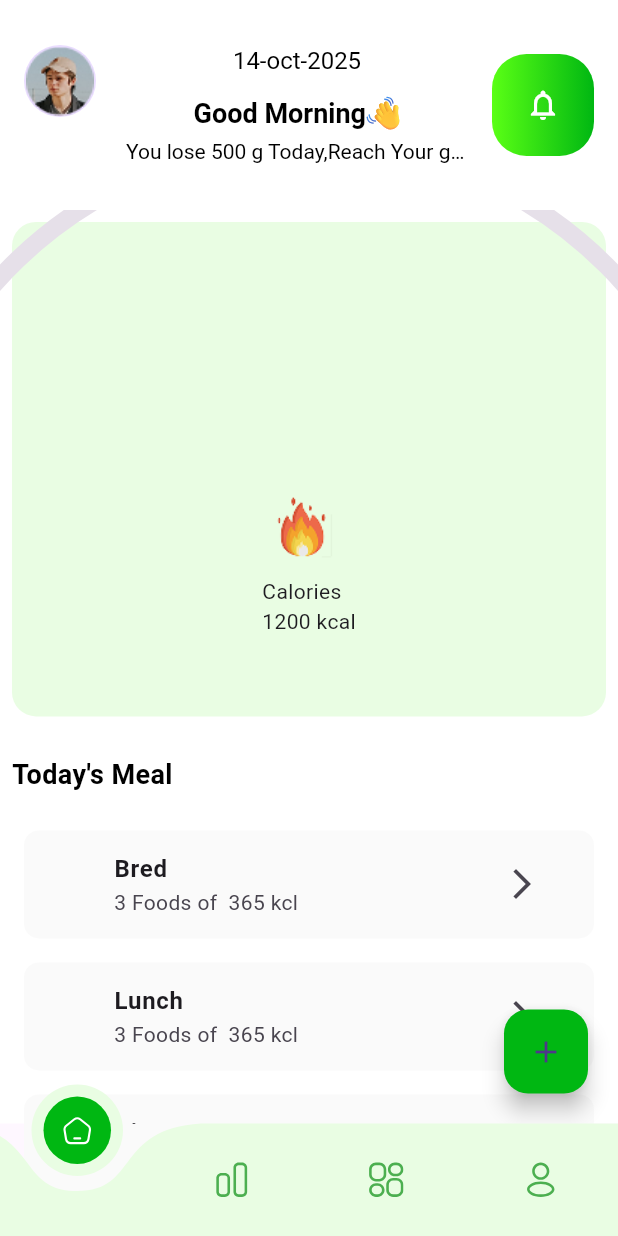
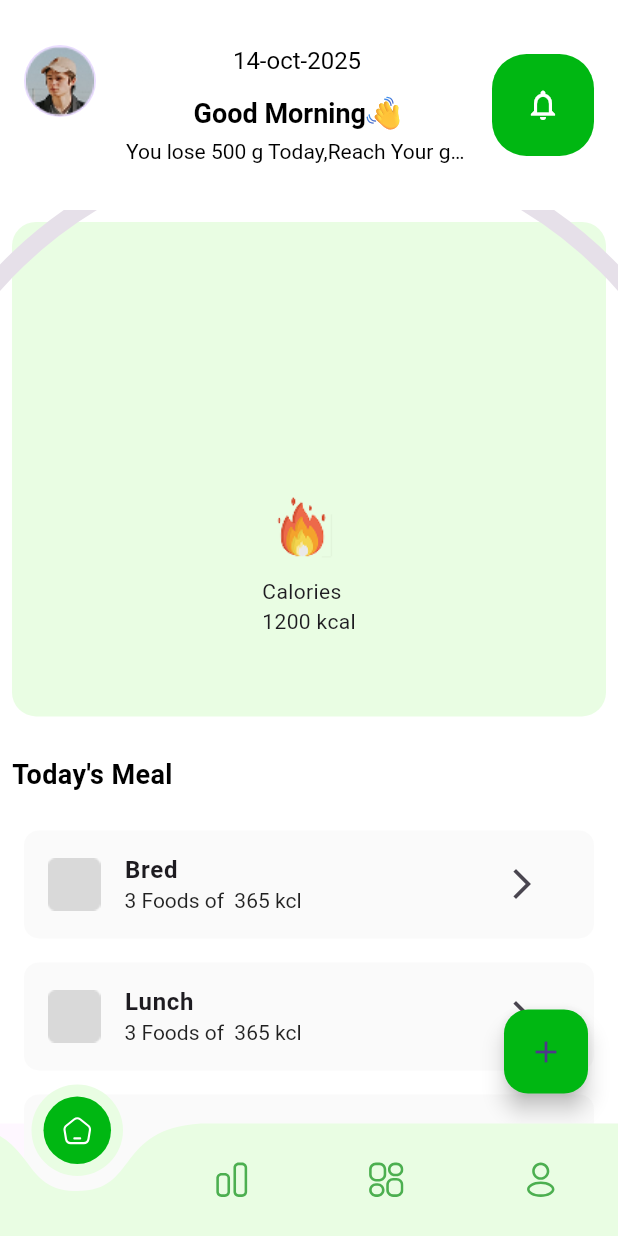
Before and after one commit to KashanMuhammad/FitLife, a Flutter app: the MainScreen screen opened directly, on a phone screen of 412 x 824 dp. Run offline on Flutter 3.47's test engine with Material 3 defaults, Android fonts, the phone set to English and light mode, and no system bars; drawn by our look-alikes of curved_navigation_bar, syncfusion_flutter_gauges; our stand-ins replace firebase_core, flutter_svg; accounts and stored records are empty.

Commit message:
final touch to the static UI of home screen

```diff
--- a/fitlife_app/lib/custom widgets/custom_list_tile.dart
+++ b/fitlife_app/lib/custom widgets/custom_list_tile.dart
@@ -1,7 +1,7 @@
 import 'package:flutter/material.dart';
 
 class CustomListTile extends StatelessWidget {
-  final IconData? leadingIcon;
+  final Widget? leading;
   final String? title;
   final String? subtitle;
   final VoidCallback? onTap;
@@ -11,31 +11,91 @@ class CustomListTile extends StatelessWidget {
 
   const CustomListTile({
     super.key,
-    this.leadingIcon,
-     this.title,
-     this.subtitle,
-     this.onTap,
+    this.leading,
+    this.title,
+    this.subtitle,
+    this.onTap,
     this.iconColor,
-     this.tileColor,
+    this.tileColor,
     this.trailing,
   });
 
   @override
   Widget build(BuildContext context) {
+    // Default subtitle style
+    final defaultStyle = TextStyle(fontSize: 14, color: Colors.black87);
+
+    // Red style
+    final redStyle = TextStyle(fontSize: 14, color: Colors.red);
+
+    // Blue style
+    final blueStyle = TextStyle(fontSize: 14, color: Colors.blue);
+
+    List<TextSpan> parseSubtitle(String text) {
+      List<TextSpan> spans = [];
+
+      // Use regex to match kcl and mins separately
+      final regex = RegExp(r'(-?\d+\s?kcl)|(\d+\s?mins)|(\d+\s?hrs)', caseSensitive: false);
+      final matches = regex.allMatches(text);
+
+      int currentIndex = 0;
+
+      for (final match in matches) {
+        if (match.start > currentIndex) {
+          spans.add(TextSpan(
+            text: text.substring(currentIndex, match.start),
+            style: defaultStyle,
+          ));
+        }
+
+        final matchedText = text.substring(match.start, match.end);
+        TextStyle matchStyle = defaultStyle;
+
+        if (matchedText.contains('-') || matchedText.contains('hrs')) {
+          matchStyle = redStyle;
+        } else if (matchedText.contains('mins')) {
+          matchStyle = blueStyle;
+        }
+
+        spans.add(TextSpan(
+          text: matchedText,
+          style: matchStyle,
+        ));
+
+        currentIndex = match.end;
+      }
+
+      // Add remaining text
+      if (currentIndex < text.length) {
+        spans.add(TextSpan(
+          text: text.substring(currentIndex),
+          style: defaultStyle,
+        ));
+      }
+
+      return spans;
+    }
+
     return Padding(
       padding: const EdgeInsets.all(8.0),
       child: Container(
         decoration: BoxDecoration(
           borderRadius: BorderRadius.circular(10),
-          color: tileColor
+          color: tileColor,
         ),
         child: ListTile(
-          leading: Icon(leadingIcon, color: iconColor, size: 28),
+          leading: leading,
           title: Text(
             title ?? '',
-            style: TextStyle(fontWeight: FontWeight.bold, fontSize: 16),
+            style: const TextStyle(fontWeight: FontWeight.bold, fontSize: 16),
           ),
-          subtitle: Text(subtitle ?? '', style: TextStyle(fontSize: 14)),
+          subtitle: subtitle != null
+              ? RichText(
+            text: TextSpan(
+              children: parseSubtitle(subtitle!),
+            ),
+          )
+              : null,
           trailing: trailing,
           tileColor: tileColor,
           onTap: onTap,
--- a/fitlife_app/lib/home_screen.dart
+++ b/fitlife_app/lib/home_screen.dart
@@ -106,6 +106,7 @@ class _HomeTabContentState extends State<HomeScreen> {
                   itemBuilder: (context, index) {
                     return CustomListTile(
                       title: todaysMeal[index],
+                      leading: Image.asset("assets/images/rectangle.png"),
                       subtitle: "3 Foods of  365 kcl",
                       onTap: () {},
                       trailing: IconButton(
@@ -127,6 +128,7 @@ class _HomeTabContentState extends State<HomeScreen> {
                   itemBuilder: (context, index) {
                     return CustomListTile(
                       title: cheatMeal[index],
+                      leading: Image.asset("assets/images/rectangle.png"),
                       subtitle: "3 Foods of  365 kcl",
                       trailing: IconButton(
                         onPressed: () {},
@@ -147,6 +149,7 @@ class _HomeTabContentState extends State<HomeScreen> {
                   itemBuilder: (context, index) {
                     return CustomListTile(
                       title: activity[index],
+                      leading: Image.asset("assets/images/rectangle.png"),
                       subtitle: "-250 kcl   20 mins",
                       trailing: IconButton(
                         onPressed: () {},
@@ -167,6 +170,7 @@ class _HomeTabContentState extends State<HomeScreen> {
                   itemBuilder: (context, index) {
                     return CustomListTile(
                       title: fasting[index],
+                      leading: Image.asset("assets/images/rectangle.png"),
                       subtitle: "12 hrs",
                       trailing: IconButton(
                         onPressed: () {},
--- a/fitlife_app/lib/main.dart
+++ b/fitlife_app/lib/main.dart
@@ -1,4 +1,8 @@
+import 'package:firebase_core/firebase_core.dart';
+import 'package:fitlife_app/home_screen.dart';
 import 'package:flutter/material.dart';
+
+import 'main_screen.dart';
 
 
 void main() async {
@@ -13,7 +17,7 @@ void main() async {
     ),
   );
   runApp(
-    const MaterialApp(home: MainPage(), debugShowCheckedModeBanner: false),
+    const MaterialApp(home: MainScreen(), debugShowCheckedModeBanner: false),
   );
 }
 
--- a/fitlife_app/lib/main_screen.dart
+++ b/fitlife_app/lib/main_screen.dart
@@ -94,10 +94,11 @@ class _HomeScreenState extends State<MainScreen> {
             padding: const EdgeInsets.only(right: 16.0),
             child: Container(
               decoration: BoxDecoration(
-                gradient: LinearGradient(
-                    colors: [Color(0xFF5AFF15), Color(0xFF00B712)],
-                ),
+               // gradient: LinearGradient(
+                 //   colors: [Color(0xFF5AFF15), Color(0xFF00B712)],
+                //),
                 borderRadius: BorderRadius.circular(23),
+                color: Color(0xFF00B712)
               ),
               padding: EdgeInsets.all(10),
               child: IconButton(
```
Also changed, not shown: fitlife_app/assets/images/rectangle.png (added), fitlife_app/pubspec.lock.
